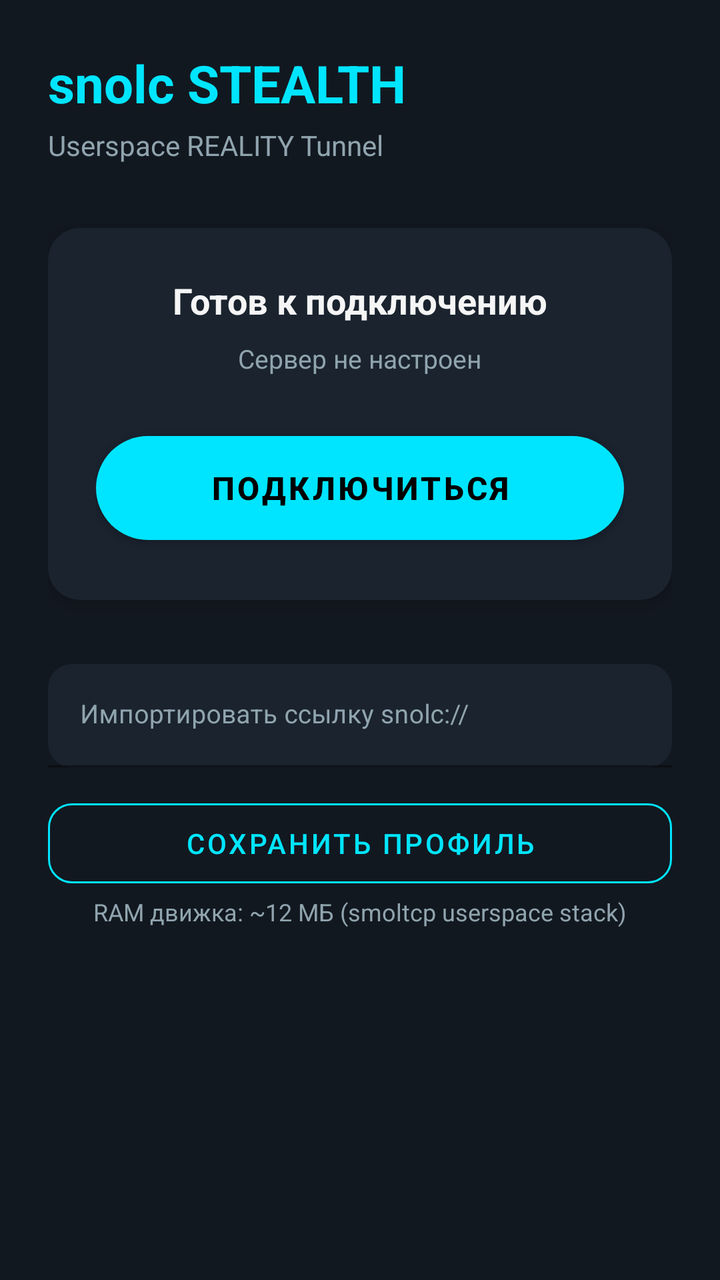
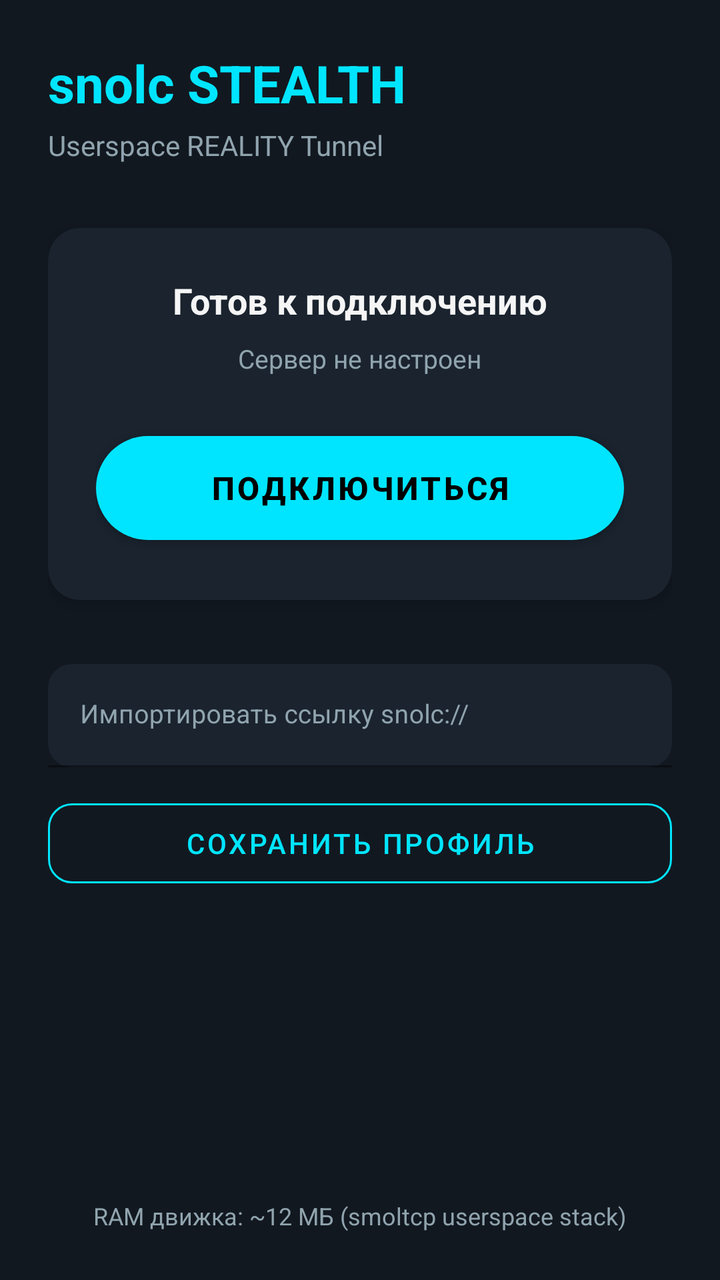

Two renders of the same Android screen: before a commit and after it. Below are the layout's source before the change and the commit's diff.
<!-- AndroidManifest.xml: application theme Theme.Snolc -->
<!-- res/layout/activity_main.xml -->
<?xml version="1.0" encoding="utf-8"?>
<LinearLayout xmlns:android="http://schemas.android.com/apk/res/android"
    xmlns:app="http://schemas.android.com/apk/res-auto"
    android:layout_width="match_parent"
    android:layout_height="match_parent"
    android:background="@color/background_dark"
    android:orientation="vertical"
    android:padding="24dp">

    
    <TextView
        android:layout_width="wrap_content"
        android:layout_height="wrap_content"
        android:text="snolc STEALTH"
        android:textColor="@color/primary"
        android:textSize="26sp"
        android:textStyle="bold" />

    <TextView
        android:layout_width="wrap_content"
        android:layout_height="wrap_content"
        android:layout_marginTop="4dp"
        android:text="Userspace REALITY Tunnel"
        android:textColor="@color/text_secondary"
        android:textSize="14sp" />

    
    <androidx.cardview.widget.CardView
        android:layout_width="match_parent"
        android:layout_height="wrap_content"
        android:layout_marginTop="32dp"
        app:cardBackgroundColor="@color/card_bg"
        app:cardCornerRadius="16dp"
        app:cardElevation="4dp">

        <LinearLayout
            android:layout_width="match_parent"
            android:layout_height="wrap_content"
            android:gravity="center"
            android:orientation="vertical"
            android:padding="24dp">

            <TextView
                android:id="@+id/tvStatus"
                android:layout_width="wrap_content"
                android:layout_height="wrap_content"
                android:text="@string/status_idle"
                android:textColor="@color/text_white"
                android:textSize="18sp"
                android:textStyle="bold" />

            <TextView
                android:id="@+id/tvServerInfo"
                android:layout_width="wrap_content"
                android:layout_height="wrap_content"
                android:layout_marginTop="8dp"
                android:text="Сервер не настроен"
                android:textColor="@color/text_secondary"
                android:textSize="13sp" />

            
            <com.google.android.material.button.MaterialButton
                android:id="@+id/btnConnect"
                android:layout_width="match_parent"
                android:layout_height="64dp"
                android:layout_marginTop="24dp"
                android:text="@string/connect"
                android:textColor="#000000"
                android:textSize="16sp"
                android:textStyle="bold"
                app:backgroundTint="@color/primary"
                app:cornerRadius="32dp" />

        </LinearLayout>
    </androidx.cardview.widget.CardView>

    
    <com.google.android.material.textfield.TextInputLayout
        android:layout_width="match_parent"
        android:layout_height="wrap_content"
        android:layout_marginTop="32dp"
        android:hint="@string/import_profile"
        android:textColorHint="@color/text_secondary"
        app:boxBackgroundColor="@color/card_bg"
        app:boxCornerRadiusBottomEnd="12dp"
        app:boxCornerRadiusBottomStart="12dp"
        app:boxCornerRadiusTopEnd="12dp"
        app:boxCornerRadiusTopStart="12dp"
        app:boxStrokeColor="@color/primary">

        <com.google.android.material.textfield.TextInputEditText
            android:id="@+id/etProfileUrl"
            android:layout_width="match_parent"
            android:layout_height="wrap_content"
            android:textColor="@color/text_white"
            android:textSize="13sp" />
    </com.google.android.material.textfield.TextInputLayout>

    <com.google.android.material.button.MaterialButton
        android:id="@+id/btnImport"
        style="@style/Widget.MaterialComponents.Button.OutlinedButton"
        android:layout_width="match_parent"
        android:layout_height="52dp"
        android:layout_marginTop="12dp"
        android:text="Сохранить профиль"
        android:textColor="@color/primary"
        app:cornerRadius="12dp"
        app:strokeColor="@color/primary" />

    
    <TextView
        android:id="@+id/tvRamUsage"
        android:layout_width="wrap_content"
        android:layout_height="wrap_content"
        android:layout_gravity="center_horizontal"
        android:layout_marginTop="auto"
        android:text="RAM движка: ~12 МБ (smoltcp userspace stack)"
        android:textColor="@color/text_secondary"
        android:textSize="12sp" />

</LinearLayout>
<!-- resources referenced by this layout -->
<resources>
  <color name="background_dark">#121820</color>
  <color name="card_bg">#1A232E</color>
  <color name="primary">#00E5FF</color>
  <color name="text_secondary">#90A4AE</color>
  <color name="text_white">#F5F5F5</color>
  <string name="connect">Подключиться</string>
  <string name="import_profile">Импортировать ссылку snolc://</string>
  <string name="status_idle">Готов к подключению</string>
  <style name="Theme.Snolc" parent="Theme.MaterialComponents.DayNight.NoActionBar">
          <item name="colorPrimary">@color/primary</item>
          <item name="colorPrimaryVariant">@color/primary_dark</item>
          <item name="colorOnPrimary">#000000</item>
          <item name="android:windowBackground">@color/background_dark</item>
      </style>
  <color name="primary_dark">#00B0FF</color>
</resources>

<!-- the commit's change to res/layout/activity_main.xml (unified diff, before → after) -->
@@ -107,13 +107,18 @@
         app:cornerRadius="12dp"
         app:strokeColor="@color/primary" />
 
+    <View
+        android:layout_width="match_parent"
+        android:layout_height="0dp"
+        android:layout_weight="1" />
+
     
     <TextView
         android:id="@+id/tvRamUsage"
         android:layout_width="wrap_content"
         android:layout_height="wrap_content"
         android:layout_gravity="center_horizontal"
-        android:layout_marginTop="auto"
+        android:layout_marginTop="16dp"
         android:text="RAM движка: ~12 МБ (smoltcp userspace stack)"
         android:textColor="@color/text_secondary"
         android:textSize="12sp" />
